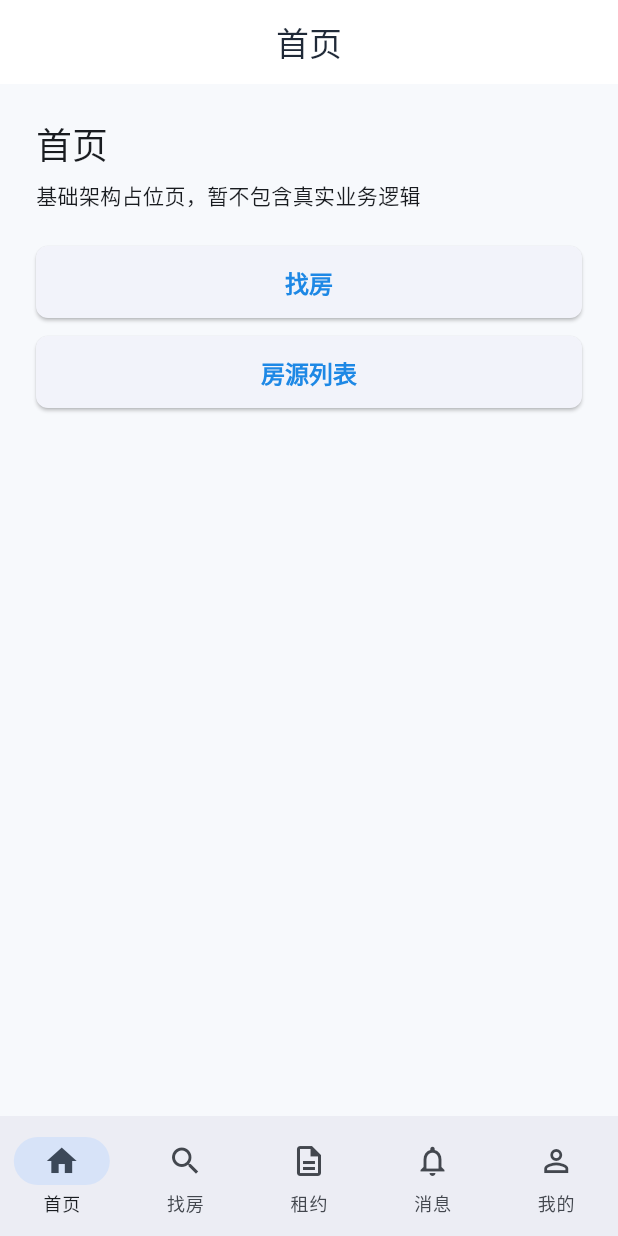
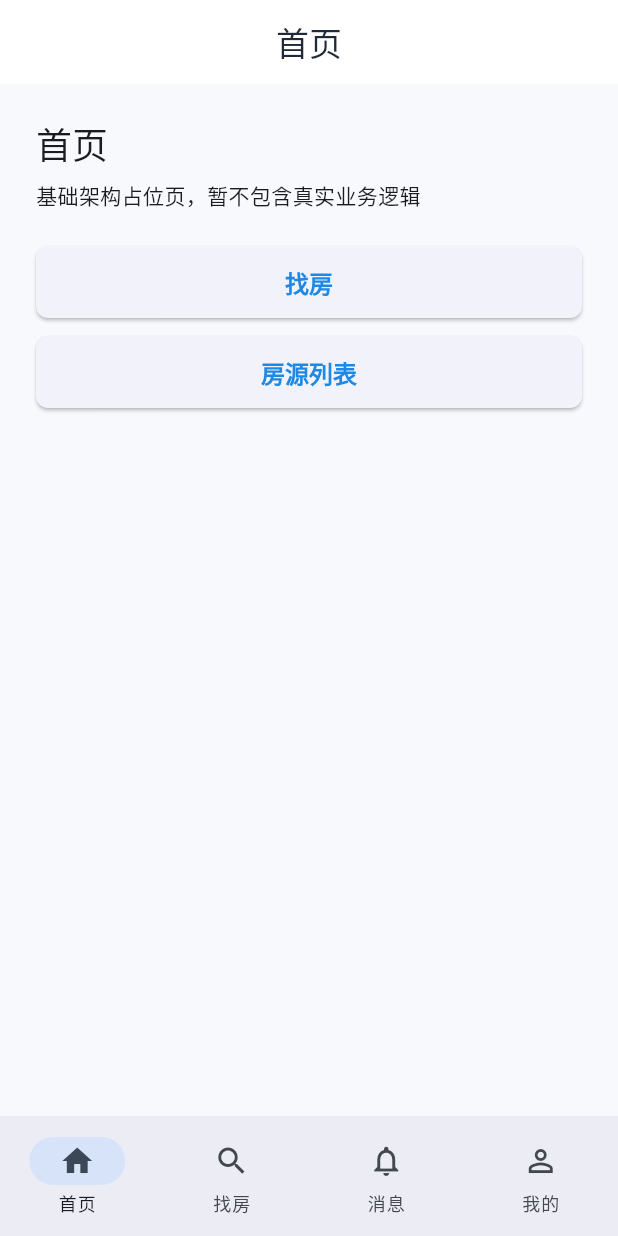
Before and after one commit to KingWFEI/zhuxiang-mobile-app, a Flutter app: the AppPlaceholderPage screen opened by its route, after a tap on "游客浏览", on a phone screen of 412 x 824 dp. Run offline on Flutter 3.47's test engine with Material 3 defaults, Android fonts, the phone set to English and light mode, and no system bars; our stand-ins replace dio, flutter_riverpod, flutter_secure_storage, go_router, shared_preferences; accounts and stored records are empty.

Commit message:
feat: set bottom tabbar items

```diff
--- a/lib/app/router/app_router.dart
+++ b/lib/app/router/app_router.dart
@@ -70,23 +70,6 @@ class AppRouter {
                     AppPlaceholderAction(
                       label: '房源列表',
                       routeName: RouteNames.houseList,
-                    ),
-                  ],
-                ),
-              ),
-            ],
-          ),
-          StatefulShellBranch(
-            routes: [
-              GoRoute(
-                name: RouteNames.lease,
-                path: RoutePaths.lease,
-                builder: (context, state) => const AppPlaceholderPage(
-                  title: '租约',
-                  actions: [
-                    AppPlaceholderAction(
-                      label: '账单',
-                      routeName: RouteNames.bill,
                     ),
                   ],
                 ),
@@ -179,6 +162,16 @@ class AppRouter {
         builder: (context, state) => const AppPlaceholderPage(title: '实名认证'),
       ),
       GoRoute(
+        name: RouteNames.lease,
+        path: RoutePaths.lease,
+        builder: (context, state) => const AppPlaceholderPage(
+          title: '租约',
+          actions: [
+            AppPlaceholderAction(label: '账单', routeName: RouteNames.bill),
+          ],
+        ),
+      ),
+      GoRoute(
         name: RouteNames.bill,
         path: RoutePaths.bill,
         builder: (context, state) => const AppPlaceholderPage(title: '账单'),
--- a/lib/app/router/app_shell.dart
+++ b/lib/app/router/app_shell.dart
@@ -30,11 +30,6 @@ class AppShell extends StatelessWidget {
             label: '找房',
           ),
           NavigationDestination(
-            icon: Icon(Icons.description_outlined),
-            selectedIcon: Icon(Icons.description),
-            label: '租约',
-          ),
-          NavigationDestination(
             icon: Icon(Icons.notifications_outlined),
             selectedIcon: Icon(Icons.notifications),
             label: '消息',
--- a/lib/core/widgets/app_placeholder_page.dart
+++ b/lib/core/widgets/app_placeholder_page.dart
@@ -35,7 +35,6 @@ class AppPlaceholderPage extends StatelessWidget {
         routeName != RouteNames.splash &&
         routeName != RouteNames.home &&
         routeName != RouteNames.search &&
-        routeName != RouteNames.lease &&
         routeName != RouteNames.messageCenter &&
         routeName != RouteNames.profile;
 
```
Also changed, not shown: 2 other files.
